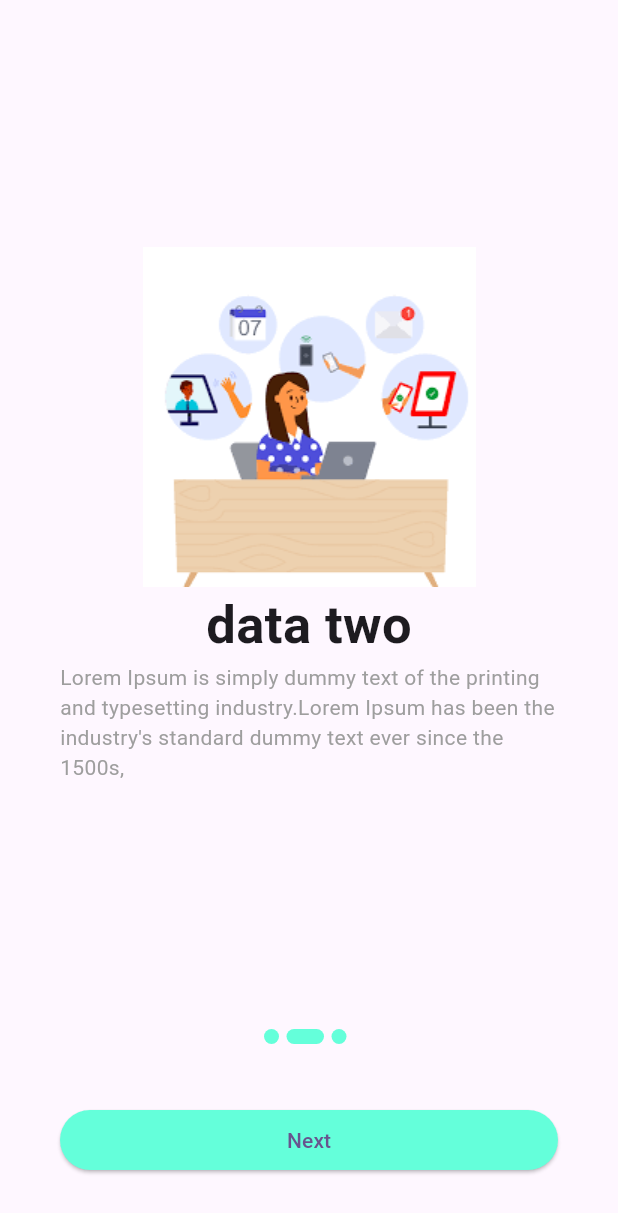
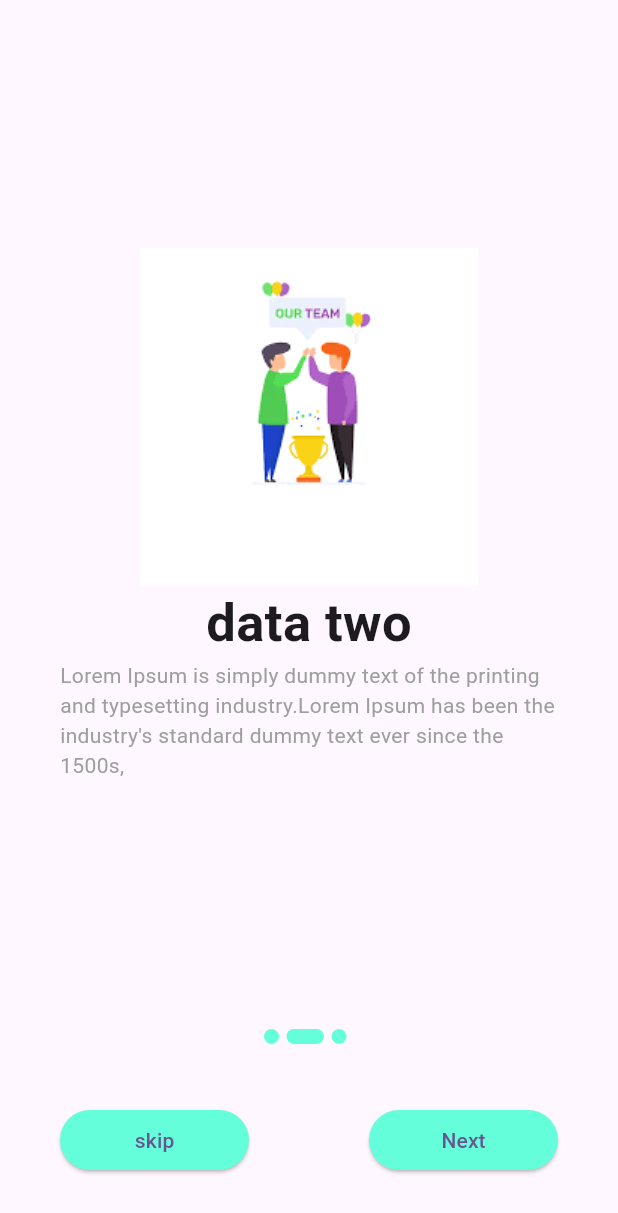
Before and after one commit to farzidahmed/Onboarding__Application, a Flutter app: the screen it shows after launch, after a tap on "Next", on a phone screen of 412 x 824 dp. Shown: the top 1213 px of the screen. Run offline on Flutter 3.47's test engine with Material 3 defaults, Android fonts, the phone set to English and light mode, and no system bars.

Commit message:
changes button add skip

```diff
--- a/lib/content_model.dart
+++ b/lib/content_model.dart
@@ -1,29 +1,32 @@
 class ContentModel {
- final String images;
- final  String titile;
- final  String discription;
+  final String images;
+  final String titile;
+  final String discription;
 
-  ContentModel({required this.images, required this.titile, required this.discription});
+  ContentModel(
+      {required this.images, required this.titile, required this.discription});
 }
 
-List<ContentModel> contents =[
-
+List<ContentModel> contents = [
   ContentModel(
     titile: "data one",
     images: "assets/images/download.png",
-    discription: "Lorem Ipsum is simply dummy text of the printing and typesetting industry."
-                  "Lorem Ipsum has been the industry's standard dummy text ever since the 1500s,",
+    discription:
+        "Lorem Ipsum is simply dummy text of the printing and typesetting industry."
+        "Lorem Ipsum has been the industry's standard dummy text ever since the 1500s,",
   ),
   ContentModel(
     titile: "data two",
-    images: "assets/images/download.png",
-    discription: "Lorem Ipsum is simply dummy text of the printing and typesetting industry."
-                  "Lorem Ipsum has been the industry's standard dummy text ever since the 1500s,",
+    images: "assets/images/download_on.png",
+    discription:
+        "Lorem Ipsum is simply dummy text of the printing and typesetting industry."
+        "Lorem Ipsum has been the industry's standard dummy text ever since the 1500s,",
   ),
   ContentModel(
     titile: "data three",
-    images: "assets/images/download.png",
-    discription: "Lorem Ipsum is simply dummy text of the printing and typesetting industry."
-                  "Lorem Ipsum has been the industry's standard dummy text ever since the 1500s,",
+    images: "assets/images/downloadof.png",
+    discription:
+        "Lorem Ipsum is simply dummy text of the printing and typesetting industry."
+        "Lorem Ipsum has been the industry's standard dummy text ever since the 1500s,",
   )
-  ];
+];
--- /dev/null
+++ b/lib/home_screen.dart
@@ -0,0 +1,19 @@
+import 'package:flutter/material.dart';
+
+class HomeScreen extends StatefulWidget {
+  const HomeScreen({super.key});
+
+  @override
+  State<HomeScreen> createState() => _HomeScreenState();
+}
+
+class _HomeScreenState extends State<HomeScreen> {
+  @override
+  Widget build(BuildContext context) {
+    return const Scaffold(
+      body: Center(
+        child: Text("data"),
+      ),
+    );
+  }
+}
--- a/lib/onboarding.dart
+++ b/lib/onboarding.dart
@@ -1,5 +1,6 @@
 import 'package:flutter/material.dart';
 import 'package:testing_application/content_model.dart';
+import 'package:testing_application/home_screen.dart';
 
 class OnboardingScreen extends StatefulWidget {
   const OnboardingScreen({super.key});
@@ -80,7 +81,10 @@ class _OnboardingScreenState extends State<OnboardingScreen> {
                       )),
             ),
           ),
-          Container(
+          Row(
+            children: [
+              Expanded(
+                child: Container(
                   margin: EdgeInsets.all(40),
                   width: double.infinity,
                   child: ElevatedButton(
@@ -88,12 +92,37 @@ class _OnboardingScreenState extends State<OnboardingScreen> {
                           backgroundColor: Colors.tealAccent),
                       onPressed: () {
                         if (currentIndex == contents.length - 1) {}
+                        _controller.previousPage(
+                            duration: Duration(microseconds: 100),
+                            curve: Curves.bounceIn);
+                      },
+                      child: Text("skip")),
+                ),
+              ),
+              Expanded(
+                child: Container(
+                  margin: EdgeInsets.all(40),
+                  width: double.infinity,
+                  child: ElevatedButton(
+                      style: ElevatedButton.styleFrom(
+                          backgroundColor: Colors.tealAccent),
+                      onPressed: () {
+                        if (currentIndex == contents.length - 1) {
+                          Navigator.push(
+                              context,
+                              MaterialPageRoute(
+                                  builder: (context) => HomeScreen()));
+                        }
                         _controller.nextPage(
                             duration: Duration(microseconds: 100),
                             curve: Curves.bounceIn);
                       },
-                child: Text(
-                    currentIndex == contents.length - 1 ? "Continue" : "Next")),
+                      child: Text(currentIndex == contents.length - 1
+                          ? "Continue"
+                          : "Next")),
+                ),
+              ),
+            ],
           )
         ],
       ),
```
Also changed, not shown: assets/images/download_on.png (added), assets/images/downloadof.png (renamed from assets/images/download (1).png). Lines whose indentation alone changed are shown as unchanged.
